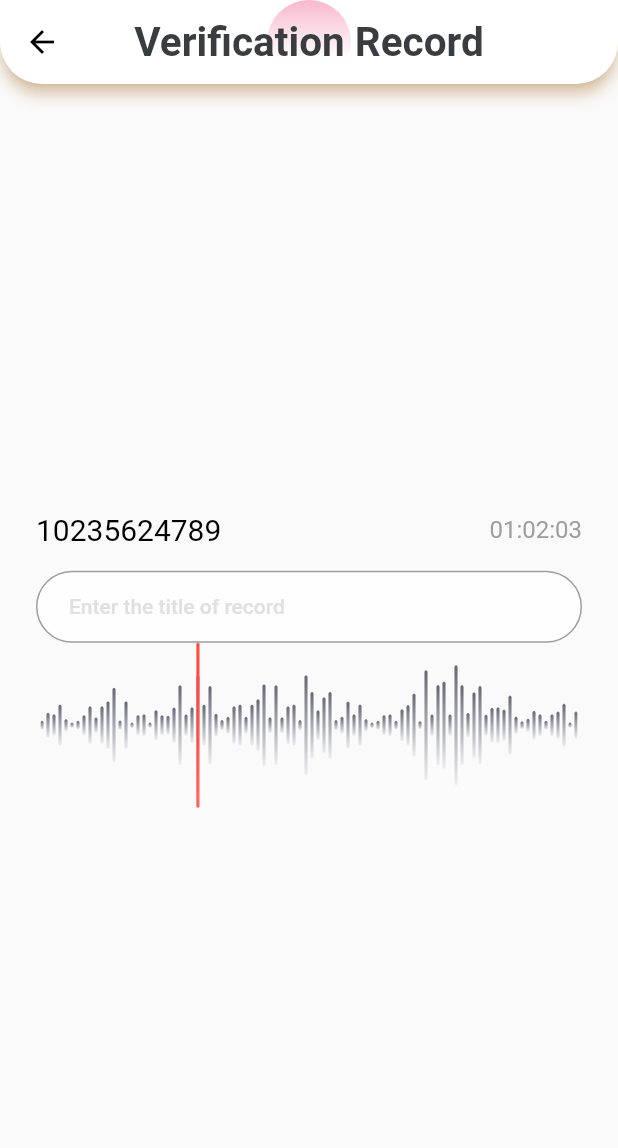
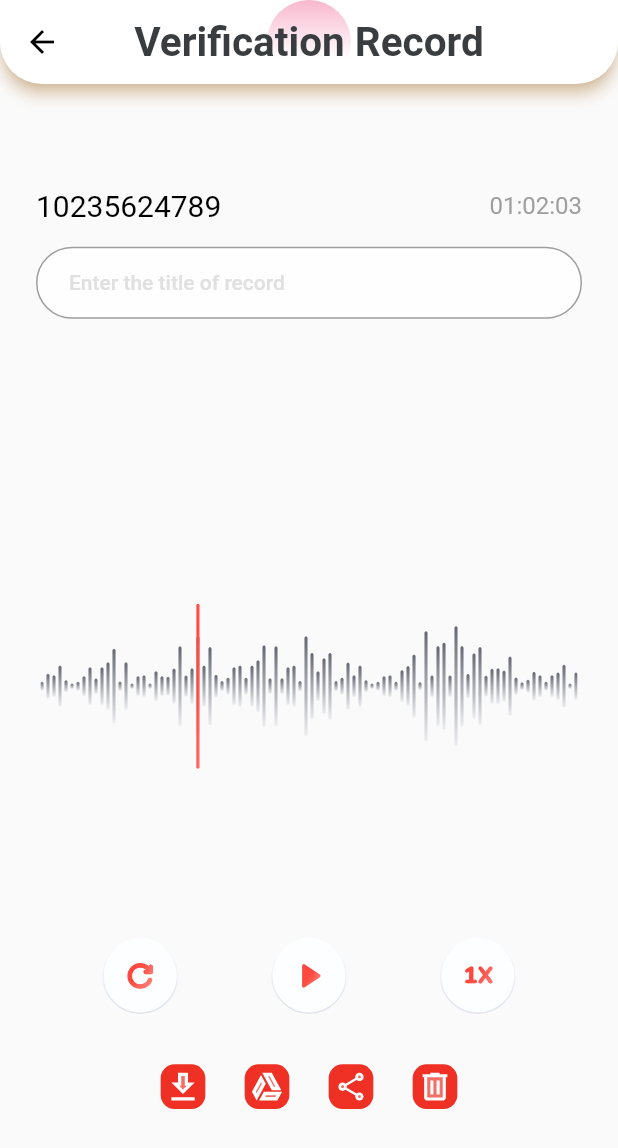
Before and after one commit to AppsAiT/Call-Recorder, a Flutter app: the VerifyRecView screen opened by its route, on a phone screen of 412 x 824 dp. Shown: the top 1148 px of the screen. Run offline on Flutter 3.47's test engine with Material 2 defaults, Android fonts, the phone set to English and light mode, and no system bars; our stand-ins replace azlistview, flutter_svg; Roboto replaces fonts that are missing (Montserrat); project files that could hold a hidden picture were left out.

```diff
--- a/lib/presentation/resources/assets_manager.dart
+++ b/lib/presentation/resources/assets_manager.dart
@@ -13,7 +13,7 @@ class ImageAssets{
   static const String callWhiteIc = "${IMAGE_PATH}/callWhiteIc.svg";
   static const String contactInactiveIc = "${IMAGE_PATH}/contact_des_ic.svg";
   static const String contactActiveIc = "${IMAGE_PATH}/contact_en_ic.svg";
-  static const String deleteIc = "${IMAGE_PATH}/deleteIc.svg";
+  static const String deleteIc = "${IMAGE_PATH}/delete_ic.svg";
   static const String IncCallIc = "${IMAGE_PATH}/inc_call_ic.svg";
   static const String menuIc = "${IMAGE_PATH}/menu_ic.svg";
   static const String mic2WhiteIc = "${IMAGE_PATH}/mic2_white_ic.svg";
@@ -36,6 +36,10 @@ class ImageAssets{
   static const String stop1Ic = "${IMAGE_PATH}/stop1_ic.svg";
   static const String stop2Ic = "${IMAGE_PATH}/stop2_ic.svg";
   static const String stopWhiteIc = "${IMAGE_PATH}/stop_white_ic.svg";
+  static const String restartIc = "${IMAGE_PATH}/restart_ic.svg";
+  static const String playWhiteIc = "${IMAGE_PATH}/play_white_ic.svg";
+  static const String speedWhiteIc = "${IMAGE_PATH}/speed_white_ic.svg";
+  static const String speedRedIc = "${IMAGE_PATH}/speed_red_ic.svg";
 
   static const String soundDotLarge = "${IMAGE_PATH}/sound_dots_large.svg";
   static const String soundDotSmall = "${IMAGE_PATH}/sound_dots_small.svg";
--- a/lib/presentation/resources/values_manager.dart
+++ b/lib/presentation/resources/values_manager.dart
@@ -35,6 +35,7 @@ class AppSize{
   static const double s60 = 60.0;
   static const double s65 = 65.0;
   static const double s100 = 100.0;
+  static const double s150 = 150.0;
 }
 
 class DurationConstant{
--- a/lib/presentation/verify_rec/verify_rec.dart
+++ b/lib/presentation/verify_rec/verify_rec.dart
@@ -34,8 +34,12 @@ class _VerifyRecViewState extends State<VerifyRecView> {
         shape: RoundedRectangleBorder(
           borderRadius: BorderRadius.only(
             bottomLeft: Radius.circular(AppSize.s28),
-                bottomRight: Radius.circular(AppSize.s28),),),
-        leading: const BackButton(color: Colors.black,),
+            bottomRight: Radius.circular(AppSize.s28),
+          ),
+        ),
+        leading: const BackButton(
+          color: Colors.black,
+        ),
         title: Text(
           AppStrings.verificationRecord,
           style: Theme.of(context).textTheme.displayLarge,
@@ -49,7 +53,6 @@ class _VerifyRecViewState extends State<VerifyRecView> {
           statusBarIconBrightness: Brightness.dark,
         ),
       ),
-
       body: Padding(
         padding: const EdgeInsets.all(AppPadding.p12),
         child: Column(
@@ -62,36 +65,100 @@ class _VerifyRecViewState extends State<VerifyRecView> {
                   Row(
                     mainAxisAlignment: MainAxisAlignment.spaceBetween,
                     children: [
-                      Text("10235624789",style: TextStyle(color: Colors.black,fontSize: FontSize.s20),),
-                      Text("01:02:03",style: TextStyle(color: Colors.grey,fontSize: FontSize.s16),),
+                      Text(
+                        "10235624789",
+                        style: TextStyle(
+                            color: Colors.black, fontSize: FontSize.s20),
+                      ),
+                      Text(
+                        "01:02:03",
+                        style: TextStyle(
+                            color: Colors.grey, fontSize: FontSize.s16),
+                      ),
                     ],
                   ),
-                  SizedBox(height: AppSize.s16,),
-                  TextField(
+                  SizedBox(
+                    height: AppSize.s16,
+                  ),
+                  Padding(
+                    padding: const EdgeInsets.only(bottom: AppPadding.p40),
+                    child: TextField(
                       decoration: InputDecoration(
-                      focusedBorder: OutlineInputBorder(borderSide: BorderSide(color: Colors.black,width: 1.5),
+                        focusedBorder: OutlineInputBorder(
+                          borderSide: BorderSide(color: Colors.black, width: 1.5),
                           borderRadius: BorderRadius.circular(50.0),
                         ),
-                      border: OutlineInputBorder(borderSide: BorderSide(color: Colors.grey,width: 1.5),
+                        border: OutlineInputBorder(
+                          borderSide: BorderSide(color: Colors.grey, width: 1.5),
                           borderRadius: BorderRadius.circular(50.0),
                         ),
-                      enabledBorder: OutlineInputBorder(borderSide: BorderSide(color: Colors.grey,width: 1),
+                        enabledBorder: OutlineInputBorder(
+                          borderSide: BorderSide(color: Colors.grey, width: 1),
                           borderRadius: BorderRadius.circular(50.0),
                         ),
-                      prefix: SizedBox(width: AppSize.s14,),
+                        prefix: SizedBox(
+                          width: AppSize.s14,
+                        ),
                         filled: true,
                         hintStyle: TextStyle(color: Colors.grey[300]),
                         hintText: AppStrings.enterRecTitleHint,
                         fillColor: Colors.white70,
                       ),
                     ),
-
+                  ),
+                  SizedBox(height: AppSize.s150,),
                   //Audio Player Visuals(Replaced With Temporary Image)
                   SvgPicture.asset(ImageAssets.verfBack),
+                  SizedBox(height: AppSize.s100,),
+                  Row(
+                    mainAxisAlignment: MainAxisAlignment.spaceEvenly,
+                    children: [
+                      IconButton(onPressed: (){
+                        setState(() {
+
+                        });
+                      }, icon:  SvgPicture.asset(ImageAssets.restartIc),iconSize: 70,),
+                      IconButton(onPressed: (){
+                        setState(() {
+
+                        });
+                      }, icon:  SvgPicture.asset(ImageAssets.playWhiteIc),iconSize: 70,),
+                      IconButton(onPressed: (){
+                        setState(() {
+
+                        });
+                      }, icon:  SvgPicture.asset(ImageAssets.speedWhiteIc),iconSize: 70,),
+                    ],
+                  ),
+
+                  Row(
+                    mainAxisAlignment: MainAxisAlignment.center,
+                    children: [
+                      IconButton(onPressed: (){
+                        setState(() {
+
+                        });
+                      }, icon:  SvgPicture.asset(ImageAssets.saveIc),iconSize: AppSize.s40,),
+                      IconButton(onPressed: (){
+                        setState(() {
+
+                        });
+                      }, icon:  SvgPicture.asset(ImageAssets.saveGDIc),iconSize: AppSize.s40,),
+                      IconButton(onPressed: (){
+                        setState(() {
+
+                        });
+                      }, icon:  SvgPicture.asset(ImageAssets.shareIc),iconSize: AppSize.s40,),
+                      IconButton(onPressed: (){
+                        setState(() {
+
+                        });
+                      }, icon:  SvgPicture.asset(ImageAssets.deleteIc),iconSize: AppSize.s40,),
+                    ],
+                  ),
                 ],
               ),
             ),
-
           ],
         ),
       ),
```
Also changed, not shown: lib/presentation/main/main.dart (+6 -5 lines), assets/images/play_white_ic.svg (added), assets/images/restart_ic.svg (added), assets/images/speed_red_ic.svg (added), assets/images/speed_white_ic.svg (added), pubspec.lock. Lines whose indentation alone changed are shown as unchanged.
